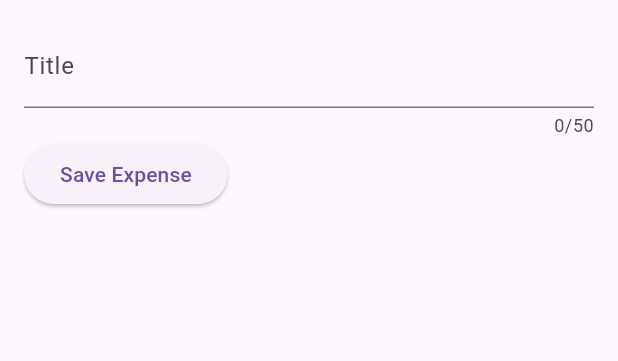
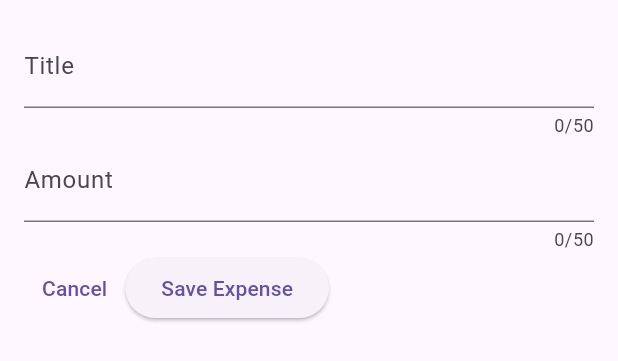
Before and after one commit to Wilson-Ochieng/Expenses-Tracker, a Flutter app: the NewExpense widget shown alone on an empty page, opened directly, on a phone screen of 412 x 824 dp. Shown: the top 361 px of the screen. Run offline on Flutter 3.47's test engine with Material 3 defaults, Android fonts, the phone set to English and light mode, and no system bars.

Commit message:
Added Flutter TextEditing Controllers

```diff
--- a/lib/widgets/new_expense.dart
+++ b/lib/widgets/new_expense.dart
@@ -2,8 +2,6 @@ import 'package:flutter/material.dart';
 
 class NewExpense extends StatefulWidget {
   const NewExpense({super.key});
-
-
 
   @override
   State<NewExpense> createState() {
@@ -12,39 +10,56 @@ class NewExpense extends StatefulWidget {
 }
 
 class _NewExpenseState extends State<NewExpense> {
-  var _enteredTitle = '';
+  final  _titleController =  TextEditingController();
+   final  _amountController =  TextEditingController();
 
-void _saveTitleInput(String  inputValue){
-  _enteredTitle = inputValue;
+  @override
+  void dispose() {
+    _titleController.dispose();
+    super.dispose();
+  }
 
 
 
-
-
-
-
-
-}
-
   @override
   Widget build(BuildContext context) {
-    return   Padding(
-      padding:   EdgeInsets.all(16),
+    return Padding(
+      padding: EdgeInsets.all(16),
       child: Column(
-        children:  [
+        children: [
           TextField(
-            onChanged: _saveTitleInput,
+            controller: _titleController,
+
             maxLength: 50,
-            decoration:  const InputDecoration(
+            decoration: const InputDecoration(
               label: Text('Title'),
             ),
+          ),
+           TextField(
+            controller: _amountController,
+
+            maxLength: 50,
+            decoration: const InputDecoration(
+              prefix: Text('\$'),
+              label: Text('Amount'),
+            ),
+
+            keyboardType: TextInputType.number,
           ),
           Row(
             children: [
 
-              ElevatedButton(onPressed:(){
-                print('$_enteredTitle');
-              }, child: Text('Save Expense'),)
+              TextButton(onPressed: () {
+
+                Navigator.pop(context);
+              }, child: Text('Cancel')),
+              ElevatedButton(
+                onPressed: () {
+                  print(_titleController.text);
+                  print(_amountController.text);
+                },
+                child: const Text('Save Expense'),
+              )
             ],
           )
         ],
```
Also changed, not shown: 1 other file.
